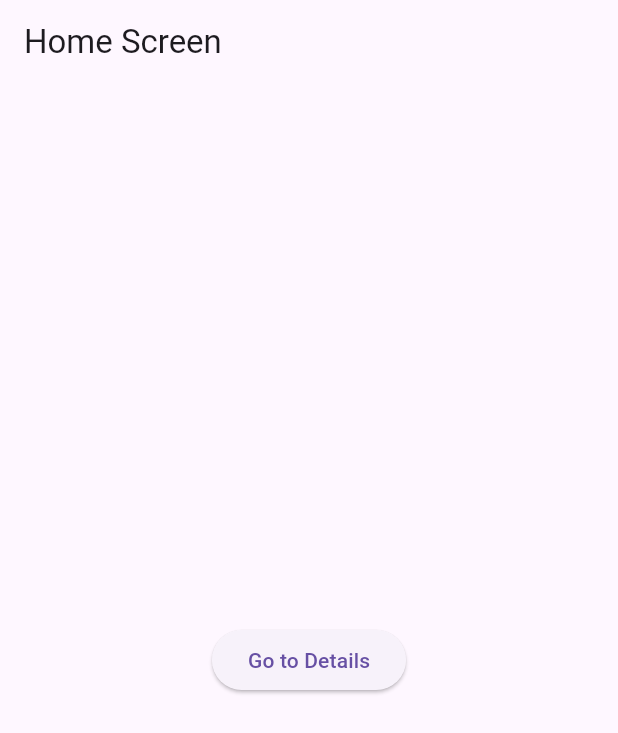
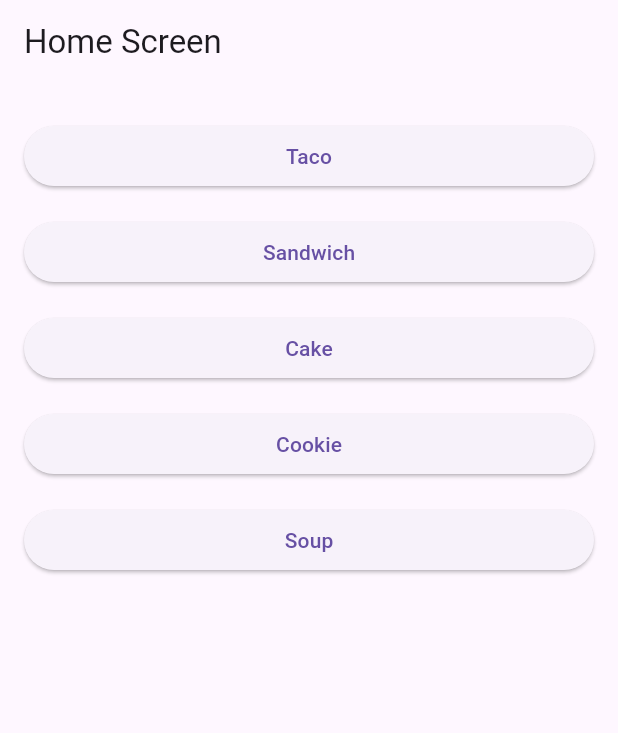
Before and after one commit to Gregory-Vaughan/cw2, a Flutter app: the screen it shows after launch, on a phone screen of 412 x 824 dp. Shown: the top 733 px of the screen. Run offline on Flutter 3.47's test engine with Material 3 defaults, Android fonts, the phone set to English and light mode, and no system bars.

```diff
--- a/lib/home_screen.dart
+++ b/lib/home_screen.dart
@@ -2,11 +2,23 @@ import 'package:flutter/material.dart';
 import 'details_screen.dart';
 
 class HomeScreen extends StatelessWidget {
+  final List<String> recipes = [
+    'Taco',
+    'Sandwich',
+    'Cake',
+    'Cookie',
+    'Soup'
+  ];
+
   @override
   Widget build(BuildContext context) {
     return Scaffold(
       appBar: AppBar(title: Text('Home Screen')),
-      body: Center(
+      body: ListView(
+        padding: EdgeInsets.all(16.0),
+        children: recipes.map((recipe) {
+          return Padding(
+            padding: const EdgeInsets.symmetric(vertical: 8.0),
             child: ElevatedButton(
               onPressed: () {
                 Navigator.push(
@@ -14,8 +26,10 @@ class HomeScreen extends StatelessWidget {
                   MaterialPageRoute(builder: (context) => DetailsScreen()),
                 );
               },
-          child: Text('Go to Details'),
+              child: Text(recipe),
             ),
+          );
+        }).toList(),
       ),
     );
   }
```
Also changed, not shown: lib/details_screen.dart (line endings or trailing spaces). Lines whose indentation alone changed are shown as unchanged.
